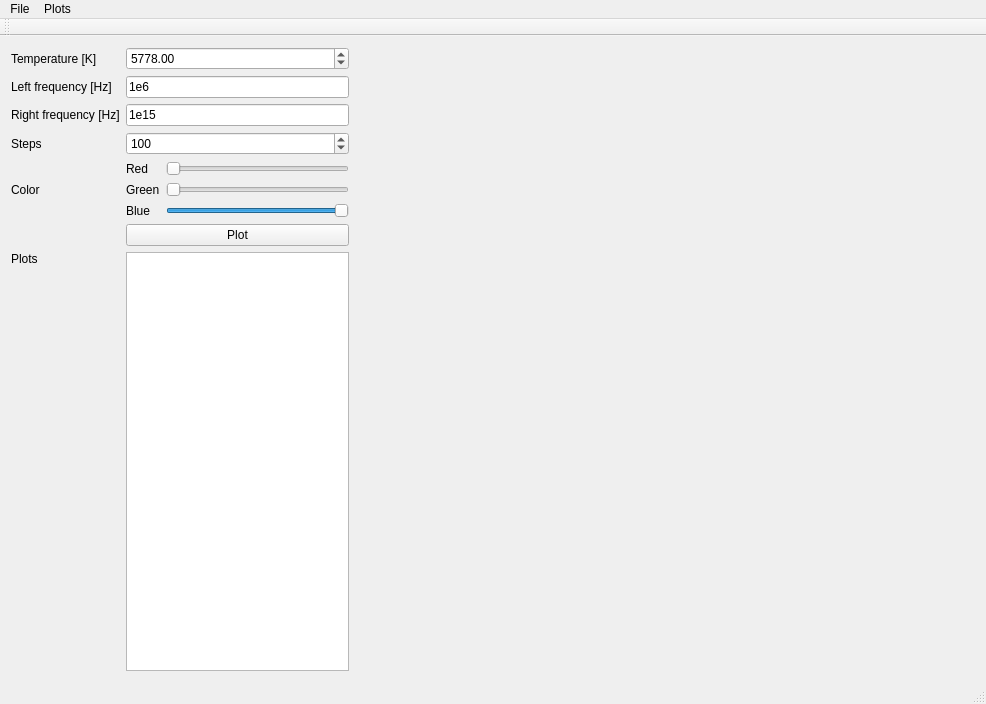
This is src/mainwindow.ui in grisu48/blackbody as Qt 5 draws it before an edit. The edited form follows.
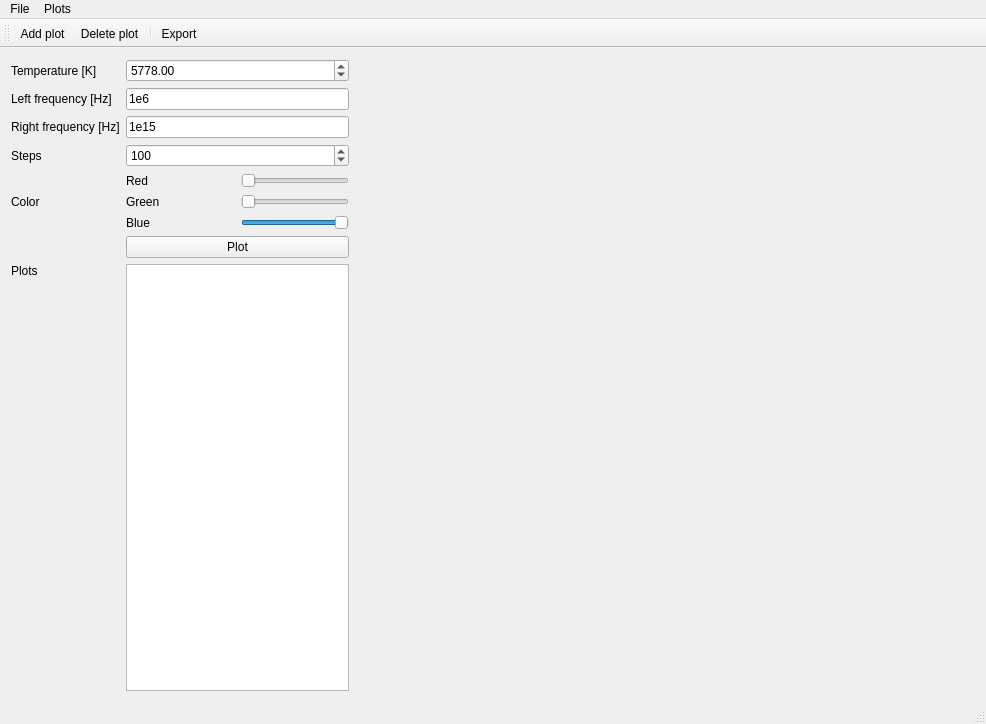
This is the edited form. Custom widgets are drawn as their Qt base class.

The edit to the form file:
```diff
--- a/src/mainwindow.ui
+++ b/src/mainwindow.ui
@@ -7,7 +7,7 @@
     <x>0</x>
     <y>0</y>
     <width>986</width>
-    <height>704</height>
+    <height>724</height>
    </rect>
   </property>
   <property name="windowTitle">
@@ -90,6 +90,12 @@
       </item>
       <item row="6" column="1">
        <widget class="QListView" name="lstPlots">
+        <property name="sizePolicy">
+         <sizepolicy hsizetype="Minimum" vsizetype="Expanding">
+          <horstretch>0</horstretch>
+          <verstretch>0</verstretch>
+         </sizepolicy>
+        </property>
         <property name="minimumSize">
          <size>
           <width>200</width>
@@ -144,6 +150,12 @@
        <layout class="QGridLayout" name="gridLayoutColor">
         <item row="0" column="1">
          <widget class="QSlider" name="slRed">
+          <property name="sizePolicy">
+           <sizepolicy hsizetype="Minimum" vsizetype="Fixed">
+            <horstretch>0</horstretch>
+            <verstretch>0</verstretch>
+           </sizepolicy>
+          </property>
           <property name="maximum">
            <number>255</number>
           </property>
@@ -154,6 +166,12 @@
         </item>
         <item row="2" column="1">
          <widget class="QSlider" name="slBlue">
+          <property name="sizePolicy">
+           <sizepolicy hsizetype="Minimum" vsizetype="Fixed">
+            <horstretch>0</horstretch>
+            <verstretch>0</verstretch>
+           </sizepolicy>
+          </property>
           <property name="maximum">
            <number>255</number>
           </property>
@@ -167,6 +185,12 @@
         </item>
         <item row="0" column="0">
          <widget class="QLabel" name="lblColorRed">
+          <property name="sizePolicy">
+           <sizepolicy hsizetype="Minimum" vsizetype="Preferred">
+            <horstretch>0</horstretch>
+            <verstretch>0</verstretch>
+           </sizepolicy>
+          </property>
           <property name="text">
            <string>Red</string>
           </property>
@@ -174,6 +198,12 @@
         </item>
         <item row="1" column="0">
          <widget class="QLabel" name="lblColorGreen">
+          <property name="sizePolicy">
+           <sizepolicy hsizetype="Minimum" vsizetype="Preferred">
+            <horstretch>0</horstretch>
+            <verstretch>0</verstretch>
+           </sizepolicy>
+          </property>
           <property name="text">
            <string>Green</string>
           </property>
@@ -181,6 +211,12 @@
         </item>
         <item row="1" column="1">
          <widget class="QSlider" name="slGreen">
+          <property name="sizePolicy">
+           <sizepolicy hsizetype="Minimum" vsizetype="Fixed">
+            <horstretch>0</horstretch>
+            <verstretch>0</verstretch>
+           </sizepolicy>
+          </property>
           <property name="maximum">
            <number>255</number>
           </property>
@@ -191,6 +227,12 @@
         </item>
         <item row="2" column="0">
          <widget class="QLabel" name="lblColorBlue">
+          <property name="sizePolicy">
+           <sizepolicy hsizetype="Minimum" vsizetype="Preferred">
+            <horstretch>0</horstretch>
+            <verstretch>0</verstretch>
+           </sizepolicy>
+          </property>
           <property name="text">
            <string>Blue</string>
           </property>
@@ -258,6 +300,10 @@
    <attribute name="toolBarBreak">
     <bool>false</bool>
    </attribute>
+   <addaction name="actionAdd_plot"/>
+   <addaction name="actionDelete_plot"/>
+   <addaction name="separator"/>
+   <addaction name="actionExport"/>
   </widget>
   <widget class="QStatusBar" name="statusBar"/>
   <action name="actionAdd_plot">
@@ -281,6 +327,16 @@
     <string>Clear plots</string>
    </property>
   </action>
+  <action name="actionExport">
+   <property name="text">
+    <string>Export ...</string>
+   </property>
+  </action>
+  <action name="actionQuit">
+   <property name="text">
+    <string>Quit</string>
+   </property>
+  </action>
  </widget>
  <layoutdefault spacing="6" margin="11"/>
  <customwidgets>
```
Left out of the diff: 5 changed lines with no effect on the pictures.
